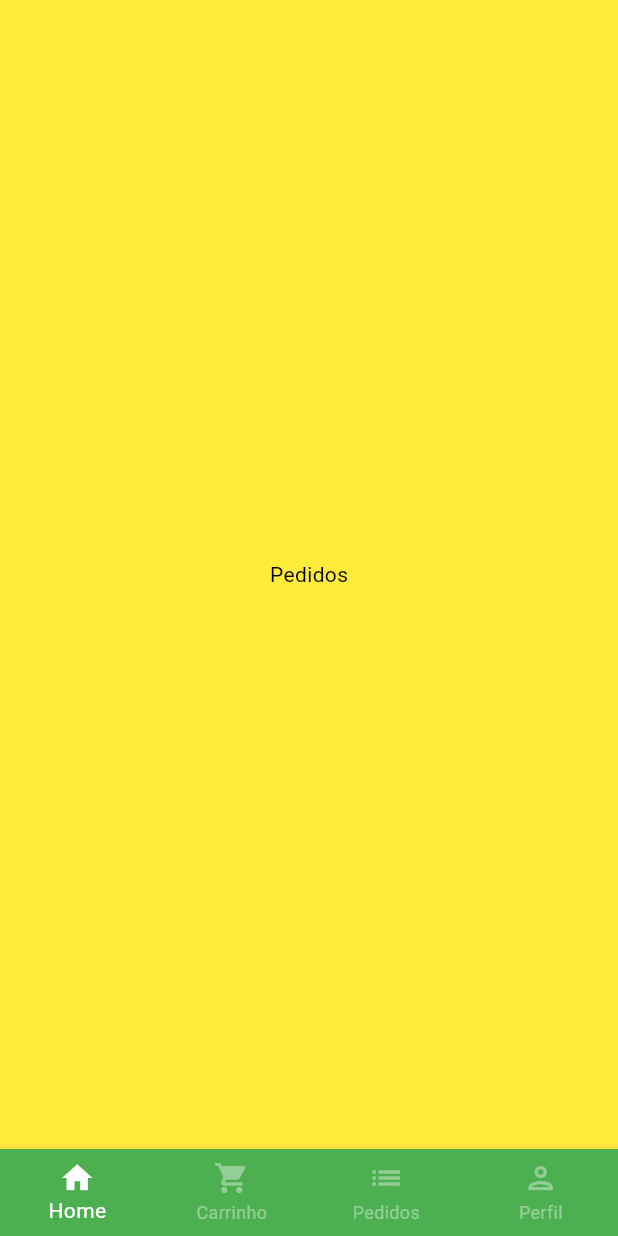
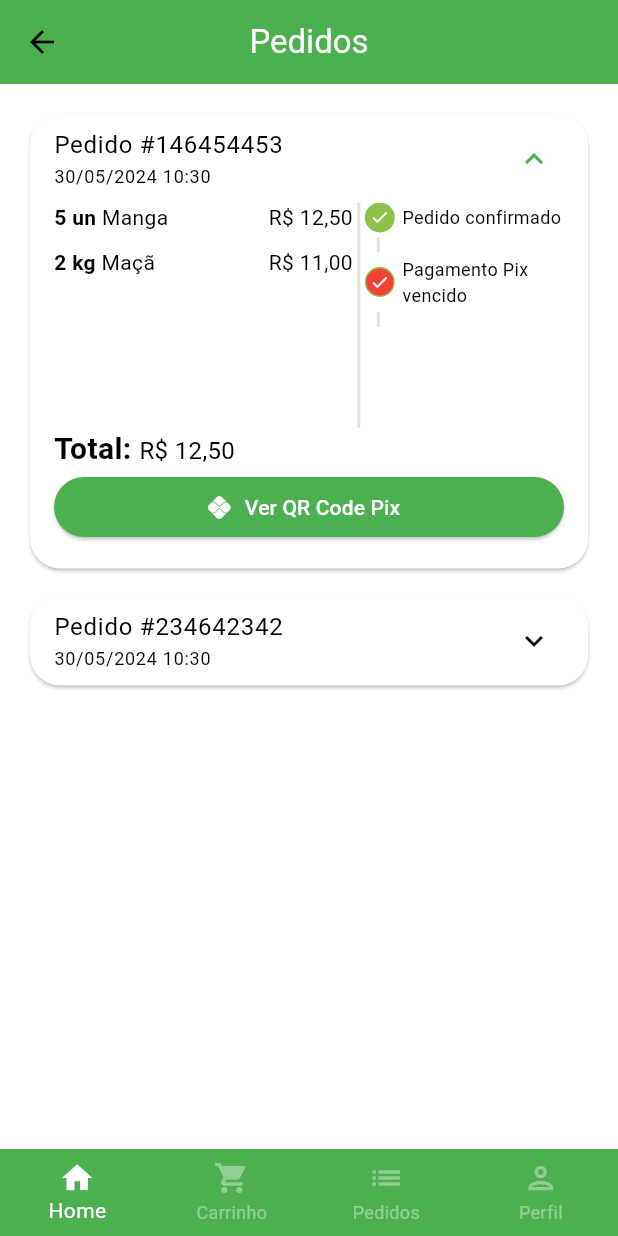
Before and after one commit to VORP2830/green_grocer, a Flutter app: the BasePage screen opened directly, swiped to page 3, on a phone screen of 412 x 824 dp. Run offline on Flutter 3.47's test engine with Material 3 defaults, Android fonts, the light colour scheme and no system bars; our stand-ins replace animated_text_kit, mask_text_input_formatter, qr_flutter.

Commit message:
Flutter UI: Tela de pedidos

```diff
--- a/lib/src/config/app_data.dart
+++ b/lib/src/config/app_data.dart
@@ -1,5 +1,6 @@
 import 'package:green_grocer/src/models/cart_item_model.dart';
 import 'package:green_grocer/src/models/item_model.dart';
+import 'package:green_grocer/src/models/order_model.dart';
 import 'package:green_grocer/src/models/user_model.dart';
 
 ItemModel apple = ItemModel(
@@ -89,3 +90,38 @@
   email: 'victor@vorp.com.br',
   password: '',
 );
+
+List<OrderModel> orders = [
+  OrderModel(
+    id: '146454453',
+    createdDateTime: DateTime.now(),
+    overdueDateTime: DateTime.now().add(const Duration(minutes: 5)),
+    items: [
+      CartItemModel(
+        item: mango,
+        quantity: 5,
+      ),
+      CartItemModel(
+        item: apple,
+        quantity: 2,
+      )
+    ],
+    status: 'pending_payment',
+    copyAndPast: 'copy1',
+    total: 12.50,
+  ),
+  OrderModel(
+    id: '234642342',
+    createdDateTime: DateTime.now(),
+    overdueDateTime: DateTime.now().subtract(const Duration(minutes: 5)),
+    items: [
+      CartItemModel(
+        item: apple,
+        quantity: 2,
+      )
+    ],
+    status: 'delivered',
+    copyAndPast: 'copy2',
+    total: 11,
+  ),
+];
--- /dev/null
+++ b/lib/src/models/order_model.dart
@@ -0,0 +1,21 @@
+import 'package:green_grocer/src/models/cart_item_model.dart';
+
+class OrderModel {
+  String id;
+  DateTime createdDateTime;
+  DateTime overdueDateTime;
+  List<CartItemModel> items;
+  String status;
+  String copyAndPast;
+  double total;
+
+  OrderModel({
+    required this.id,
+    required this.createdDateTime,
+    required this.overdueDateTime,
+    required this.items,
+    required this.status,
+    required this.copyAndPast,
+    required this.total,
+  });
+}
--- a/lib/src/pages/base/base_page.dart
+++ b/lib/src/pages/base/base_page.dart
@@ -1,6 +1,7 @@
 import 'package:flutter/material.dart';
 import 'package:green_grocer/src/pages/cart/cart_tab.dart';
 import 'package:green_grocer/src/pages/home/home_tab.dart';
+import 'package:green_grocer/src/pages/orders/orders_tab.dart';
 import 'package:green_grocer/src/pages/profile/profile_tab.dart';
 
 class BasePage extends StatefulWidget {
@@ -21,15 +22,10 @@
         //Impede o scroll da tela
         physics: const NeverScrollableScrollPhysics(),
         controller: pageController,
-        children: [
-          const HomeTab(),
-          const CartTab(),
-          Container(
-            color: Colors.yellow,
-            child: Center(
-              child: Text('Pedidos'),
-            ),
-          ),
+        children: const [
+          HomeTab(),
+          CartTab(),
+          OrdersTab(),
           ProfileTab(),
         ],
       ),
--- a/lib/src/pages/cart/cart_tab.dart
+++ b/lib/src/pages/cart/cart_tab.dart
@@ -5,6 +5,7 @@
 import 'package:green_grocer/src/services/utils_services.dart';
 import 'package:green_grocer/src/widgets/custom_button.dart';
 import 'package:green_grocer/src/config/app_data.dart' as app_data;
+import 'package:green_grocer/src/widgets/payment_dialog.dart';
 
 class CartTab extends StatefulWidget {
   const CartTab({super.key});
@@ -36,7 +37,12 @@
       appBar: AppBar(
         backgroundColor: Colors.green,
         centerTitle: true,
-        title: const Text('Carrinho'),
+        title: const Text(
+          'Carrinho',
+          style: TextStyle(
+            color: Colors.white,
+          ),
+        ),
       ),
       body: Column(
         children: [
@@ -91,7 +97,16 @@
                     label: 'Concluir pedido',
                     onPressed: () async {
                       bool? result = await showOrderConfirmation();
-                      print(result);
+                      if (result ?? false) {
+                        showDialog(
+                          context: context,
+                          builder: (_) {
+                            return PaymentDialog(
+                              order: app_data.orders.first,
+                            );
+                          },
+                        );
+                      }
                     },
                     color: CustomColors.customSwatchColor,
                   ),
--- /dev/null
+++ b/lib/src/pages/orders/components/custom_divider_widget.dart
@@ -0,0 +1,18 @@
+import 'package:flutter/material.dart';
+
+class CustomDividerWidget extends StatelessWidget {
+  const CustomDividerWidget({super.key});
+
+  @override
+  Widget build(BuildContext context) {
+    return Container(
+      margin: const EdgeInsets.symmetric(
+        horizontal: 8,
+        vertical: 3,
+      ),
+      width: 2,
+      height: 10,
+      color: Colors.grey.shade300,
+    );
+  }
+}
--- /dev/null
+++ b/lib/src/pages/orders/components/order_item_widget.dart
@@ -0,0 +1,39 @@
+import 'package:flutter/material.dart';
+import 'package:green_grocer/src/models/cart_item_model.dart';
+import 'package:green_grocer/src/services/utils_services.dart';
+
+class OrderItemWidget extends StatelessWidget {
+  const OrderItemWidget({
+    super.key,
+    required this.utilsServices,
+    required this.orderItem,
+  });
+
+  final UtilsServices utilsServices;
+  final CartItemModel orderItem;
+
+  @override
+  Widget build(BuildContext context) {
+    return Padding(
+      padding: const EdgeInsets.only(bottom: 10),
+      child: Row(
+        children: [
+          Text(
+            '${orderItem.quantity} ${orderItem.item.unit} ',
+            style: const TextStyle(
+              fontWeight: FontWeight.bold,
+            ),
+          ),
+          Expanded(
+            child: Text(orderItem.item.name),
+          ),
+          Text(
+            utilsServices.priceToCurrency(
+              orderItem.totalPrice(),
+            ),
+          )
+        ],
+      ),
+    );
+  }
+}
--- /dev/null
+++ b/lib/src/pages/orders/components/order_status_widget.dart
@@ -0,0 +1,74 @@
+import 'package:flutter/material.dart';
+import 'package:green_grocer/src/pages/orders/components/custom_divider_widget.dart';
+import 'package:green_grocer/src/pages/orders/components/status_dot.dart';
+
+class OrderStatusWidget extends StatelessWidget {
+  final String status;
+  final bool isOverdue;
+
+  final Map<String, int> allStatus = {
+    'pending_payment': 0,
+    'refunded': 1,
+    'paid': 2,
+    'preparing_purchase': 3,
+    'shipping': 4,
+    'delivered': 5,
+  };
+
+  int get currentStatus => allStatus[status]!;
+
+  OrderStatusWidget({
+    super.key,
+    required this.status,
+    required this.isOverdue,
+  });
+
+  @override
+  Widget build(BuildContext context) {
+    return Column(
+      crossAxisAlignment: CrossAxisAlignment.start,
+      children: [
+        const StatusDot(
+          isActive: true,
+          title: 'Pedido confirmado',
+        ),
+        const CustomDividerWidget(),
+        if (currentStatus == 1) ...[
+          const StatusDot(
+            isActive: true,
+            title: 'Pix estornado',
+            backgroundColor: Colors.orange,
+          ),
+          CustomDividerWidget()
+        ] else if (isOverdue) ...[
+          const StatusDot(
+            isActive: true,
+            title: 'Pagamento Pix vencido',
+            backgroundColor: Colors.red,
+          ),
+          const CustomDividerWidget()
+        ] else ...[
+          StatusDot(
+            isActive: currentStatus >= 2,
+            title: 'Pagamento',
+          ),
+          const CustomDividerWidget(),
+          StatusDot(
+            isActive: currentStatus >= 3,
+            title: 'Preparando',
+          ),
+          const CustomDividerWidget(),
+          StatusDot(
+            isActive: currentStatus >= 4,
+            title: 'Envio',
+          ),
+          const CustomDividerWidget(),
+          StatusDot(
+            isActive: currentStatus == 5,
+            title: 'Entregue',
+          ),
+        ],
+      ],
+    );
+  }
+}
--- /dev/null
+++ b/lib/src/pages/orders/components/order_tile.dart
@@ -0,0 +1,134 @@
+import 'package:flutter/material.dart';
+import 'package:green_grocer/src/models/order_model.dart';
+import 'package:green_grocer/src/pages/orders/components/order_item_widget.dart';
+import 'package:green_grocer/src/pages/orders/components/order_status_widget.dart';
+import 'package:green_grocer/src/services/utils_services.dart';
+import 'package:green_grocer/src/widgets/payment_dialog.dart';
+
+class OrderTile extends StatelessWidget {
+  final OrderModel order;
+  OrderTile({
+    super.key,
+    required this.order,
+  });
+
+  final UtilsServices utilsServices = UtilsServices();
+  @override
+  Widget build(BuildContext context) {
+    return Card(
+      shape: RoundedRectangleBorder(
+        borderRadius: BorderRadius.circular(20),
+      ),
+      child: Theme(
+        data: Theme.of(context).copyWith(dividerColor: Colors.transparent),
+        child: ExpansionTile(
+          initiallyExpanded: order.status == 'pending_payment',
+          title: Column(
+            mainAxisSize: MainAxisSize.min,
+            crossAxisAlignment: CrossAxisAlignment.start,
+            children: [
+              Text('Pedido #${order.id}'),
+              Text(
+                utilsServices.formatDateTime(order.createdDateTime),
+                style: const TextStyle(
+                  fontSize: 12,
+                  color: Colors.black,
+                ),
+              ),
+            ],
+          ),
+          childrenPadding: const EdgeInsets.fromLTRB(16, 0, 16, 16),
+          expandedCrossAxisAlignment: CrossAxisAlignment.stretch,
+          children: [
+            IntrinsicHeight(
+              child: Row(
+                children: [
+                  //Lista de produtos
+                  Expanded(
+                    flex: 3,
+                    child: SizedBox(
+                      height: 150,
+                      child: ListView(
+                        children: order.items.map((orderItem) {
+                          return OrderItemWidget(
+                            utilsServices: utilsServices,
+                            orderItem: orderItem,
+                          );
+                        }).toList(),
+                      ),
+                    ),
+                  ),
+                  //Divisão
+                  VerticalDivider(
+                    color: Colors.grey.shade300,
+                    thickness: 2,
+                    width: 8,
+                  ),
+                  //Status do pedido
+                  Expanded(
+                    flex: 2,
+                    child: OrderStatusWidget(
+                      status: order.status,
+                      isOverdue:
+                          !order.overdueDateTime.isBefore(DateTime.now()),
+                    ),
+                  ),
+                ],
+              ),
+            ),
+            //Total do pedido
+            Text.rich(
+              TextSpan(
+                style: const TextStyle(
+                  fontSize: 20,
+                  color: Colors.black,
+                ),
+                children: [
+                  const TextSpan(
+                    text: 'Total: ',
+                    style: TextStyle(
+                      fontWeight: FontWeight.bold,
+                    ),
+                  ),
+                  TextSpan(
+                    text: utilsServices.priceToCurrency(order.total),
+                    style: const TextStyle(
+                      fontSize: 16,
+                      fontWeight: FontWeight.normal,
+                    ),
+                  ),
+                ],
+              ),
+            ),
+            //Botão de pagamento
+            Visibility(
+              visible: order.status == 'pending_payment',
+              child: ElevatedButton.icon(
+                style: ElevatedButton.styleFrom(
+                  shape: RoundedRectangleBorder(
+                    borderRadius: BorderRadius.circular(20),
+                  ),
+                ),
+                onPressed: () {
+                  showDialog(
+                    context: context,
+                    builder: (_) {
+                      return PaymentDialog(order: order,);
+                    },
+                  );
+                },
+                icon: const Icon(Icons.pix, color: Colors.white),
+                label: const Text(
+                  'Ver QR Code Pix',
+                  style: TextStyle(
+                    color: Colors.white,
+                  ),
+                ),
+              ),
+            )
+          ],
+        ),
+      ),
+    );
+  }
+}
--- /dev/null
+++ b/lib/src/pages/orders/components/status_dot.dart
@@ -0,0 +1,52 @@
+import 'package:flutter/material.dart';
+import 'package:green_grocer/src/config/custom_colors.dart';
+
+class StatusDot extends StatelessWidget {
+  final bool isActive;
+  final String title;
+  final Color? backgroundColor;
+  const StatusDot({
+    super.key,
+    required this.isActive,
+    required this.title,
+    this.backgroundColor,
+  });
+
+  @override
+  Widget build(BuildContext context) {
+    return Row(
+      children: [
+        //Dot
+        Container(
+          alignment: Alignment.center,
+          height: 20,
+          width: 20,
+          decoration: BoxDecoration(
+            shape: BoxShape.circle,
+            border: Border.all(
+              color: CustomColors.customSwatchColor,
+            ),
+            color: isActive
+                ? backgroundColor ?? CustomColors.customSwatchColor
+                : Colors.transparent,
+          ),
+          child: isActive
+              ? const Icon(
+                  Icons.check,
+                  color: Colors.white,
+                  size: 13,
+                )
+              : const SizedBox.shrink(),
+        ),
+        const SizedBox(width: 5),
+        //Text
+        Expanded(
+          child: Text(
+            title,
+            style: const TextStyle(fontSize: 12),
+          ),
+        ),
+      ],
+    );
+  }
+}
--- /dev/null
+++ b/lib/src/pages/orders/orders_tab.dart
@@ -0,0 +1,34 @@
+import 'package:flutter/material.dart';
+import 'package:green_grocer/src/config/app_data.dart' as app_data;
+import 'package:green_grocer/src/pages/orders/components/order_tile.dart';
+
+class OrdersTab extends StatelessWidget {
+  const OrdersTab({super.key});
+
+  @override
+  Widget build(BuildContext context) {
+    return Scaffold(
+      appBar: AppBar(
+        backgroundColor: Colors.green,
+        centerTitle: true,
+        title: const Text(
+          'Pedidos',
+          style: TextStyle(
+            color: Colors.white,
+          ),
+        ),
+      ),
+      body: ListView.separated(
+        padding: const EdgeInsets.all(16),
+        physics: const BouncingScrollPhysics(),
+        separatorBuilder: (_, index) => const SizedBox(height: 10),
+        itemCount: app_data.orders.length,
+        itemBuilder: (_, index) {
+          return OrderTile(
+            order: app_data.orders[index],
+          );
+        },
+      ),
+    );
+  }
+}
--- a/lib/src/pages/profile/profile_tab.dart
+++ b/lib/src/pages/profile/profile_tab.dart
@@ -1,10 +1,9 @@
 import 'package:flutter/material.dart';
-import 'package:flutter/widgets.dart';
 import 'package:green_grocer/src/widgets/custom_text_field.dart';
 import 'package:green_grocer/src/config/app_data.dart' as app_data;
 
 class ProfileTab extends StatefulWidget {
-  ProfileTab({super.key});
+  const ProfileTab({super.key});
 
   @override
   State<ProfileTab> createState() => _ProfileTabState();
--- a/lib/src/services/utils_services.dart
+++ b/lib/src/services/utils_services.dart
@@ -1,7 +1,11 @@
 import 'package:intl/intl.dart';
 
 class UtilsServices {
-  priceToCurrency(double price) {
+  String priceToCurrency(double price) {
     return NumberFormat.currency(locale: 'pt_BR', symbol: 'R\$').format(price);
   }
+
+  String formatDateTime(DateTime datetime) {
+    return DateFormat('dd/MM/yyyy HH:mm').format(datetime);
+  }
 }
--- /dev/null
+++ b/lib/src/widgets/payment_dialog.dart
@@ -0,0 +1,105 @@
+import 'package:flutter/material.dart';
+import 'package:flutter/widgets.dart';
+import 'package:green_grocer/src/models/order_model.dart';
+import 'package:green_grocer/src/services/utils_services.dart';
+import 'package:qr_flutter/qr_flutter.dart';
+
+class PaymentDialog extends StatelessWidget {
+  final OrderModel order;
+  PaymentDialog({
+    super.key,
+    required this.order,
+  });
+
+  final UtilsServices utilsServices = UtilsServices();
+
+  @override
+  Widget build(BuildContext context) {
+    return Dialog(
+      shape: RoundedRectangleBorder(
+        borderRadius: BorderRadius.circular(20),
+      ),
+      backgroundColor: Colors.white,
+      child: Stack(
+        alignment: Alignment.center,
+        children: [
+          //Conteúdo
+          Padding(
+            padding: const EdgeInsets.all(8),
+            child: Column(
+              mainAxisSize: MainAxisSize.min,
+              children: [
+                //Titulo
+                const Padding(
+                  padding: EdgeInsets.symmetric(vertical: 10),
+                  child: Text(
+                    'Pagamento com Pix',
+                    style: TextStyle(
+                      fontSize: 20,
+                      fontWeight: FontWeight.bold,
+                    ),
+                  ),
+                ),
+                //QR Code
+                QrImageView(
+                  data: 'https://vorp.com.br',
+                  version: QrVersions.auto,
+                  size: 200,
+                ),
+                //Vencimento
+                Text(
+                  'Vencimento: ${utilsServices.formatDateTime(order.overdueDateTime)}',
+                  style: const TextStyle(
+                    fontSize: 12,
+                    color: Colors.black,
+                  ),
+                ),
+                //Total
+                Text(
+                  'Total: R\$ ${utilsServices.priceToCurrency(order.total)}',
+                  style: const TextStyle(
+                    fontSize: 16,
+                    color: Colors.black,
+                    fontWeight: FontWeight.bold,
+                  ),
+                ),
+                //Botão de copiar
+                OutlinedButton.icon(
+                  style: OutlinedButton.styleFrom(
+                    shape: RoundedRectangleBorder(
+                      borderRadius: BorderRadius.circular(20),
+                    ),
+                    side: const BorderSide(
+                      width: 2,
+                      color: Colors.green,
+                    ),
+                  ),
+                  onPressed: () {},
+                  icon: const Icon(
+                    Icons.copy,
+                    size: 15,
+                  ),
+                  label: const Text(
+                    'Copiar código Pix',
+                    style: TextStyle(
+                      fontSize: 13,
+                    ),
+                  ),
+                )
+              ],
+            ),
+          ),
+          Positioned(
+              top: 0,
+              right: 0,
+              child: IconButton(
+                icon: const Icon(Icons.close),
+                onPressed: () {
+                  Navigator.of(context).pop();
+                },
+              ))
+        ],
+      ),
+    );
+  }
+}
--- a/pubspec.yaml
+++ b/pubspec.yaml
@@ -38,6 +38,7 @@
   animated_text_kit: ^4.2.2
   mask_text_input_formatter: ^2.9.0
   intl: ^0.19.0
+  qr_flutter: ^4.1.0
 
 dev_dependencies:
   flutter_test:
```
Also changed, not shown: prints/carrinho.png (added), prints/pedidos.png (added), pubspec.lock, 1 other file.
